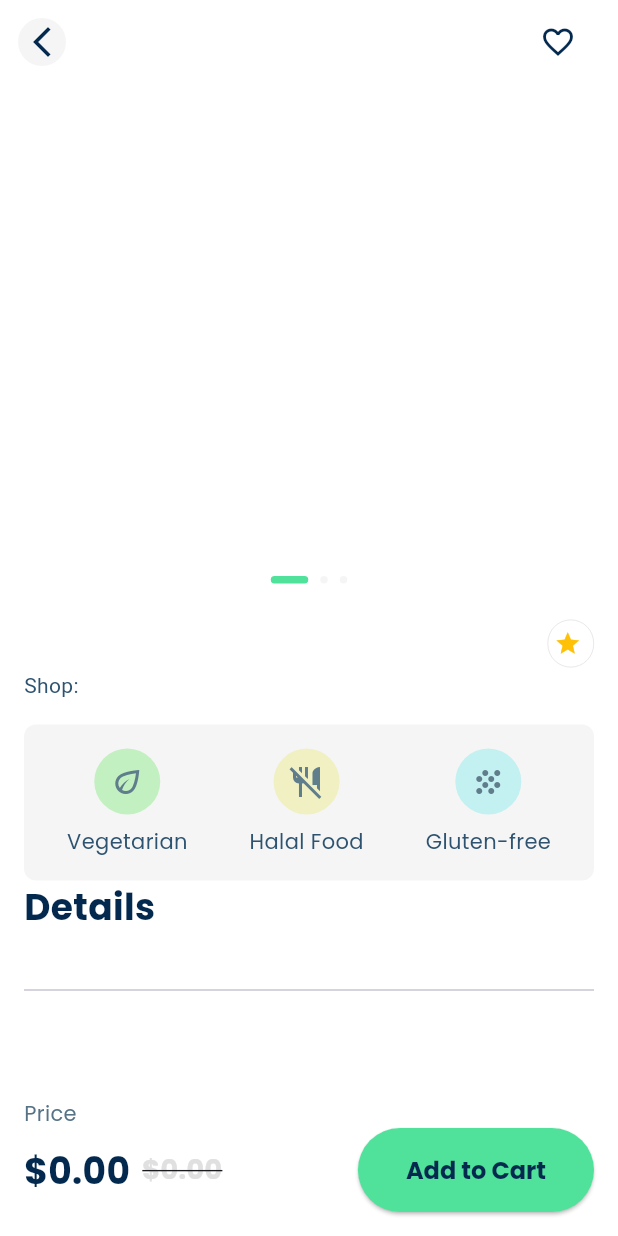
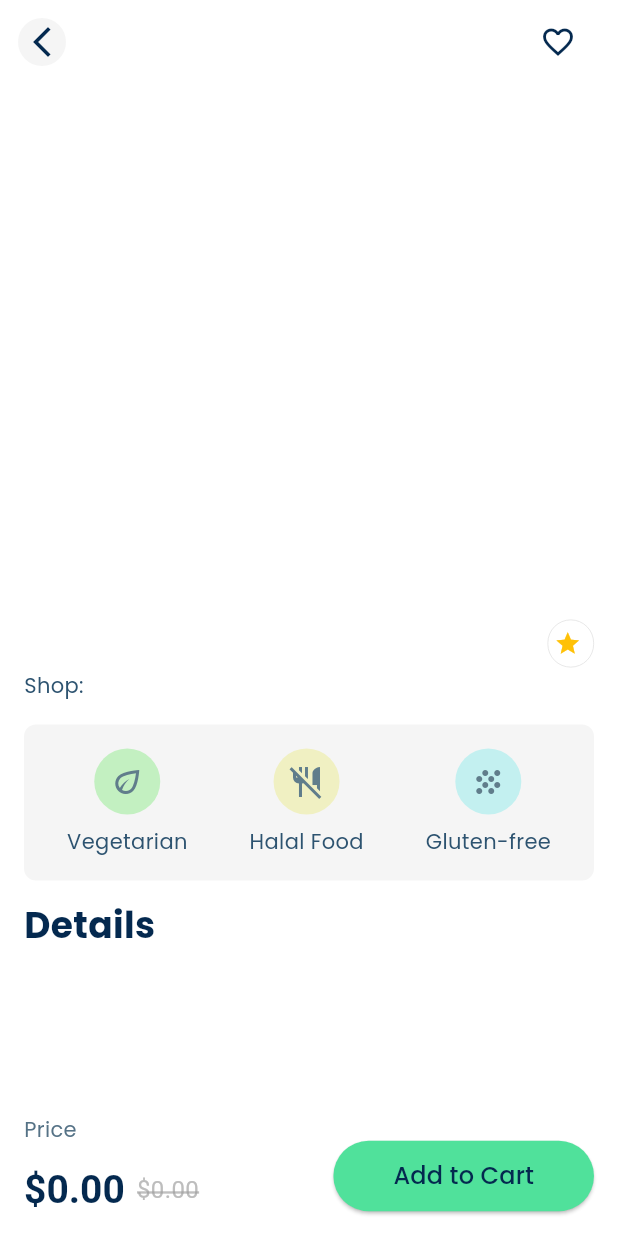
Before and after one commit to gabrielhfdl/bento-challenge, a Flutter app: the SpecialItemDetailPage screen opened directly with empty values, on a phone screen of 412 x 824 dp. Run offline on Flutter 3.47's test engine with Material 3 defaults, Android fonts, the phone set to English and light mode, and no system bars; drawn by our look-alikes of smooth_page_indicator; our stand-ins replace cached_network_image, rxdart; network calls fail.

Commit message:
refactor: layout adjustments

```diff
--- a/lib/presentation/pages/home_page.dart
+++ b/lib/presentation/pages/home_page.dart
@@ -56,11 +56,20 @@ class _HomePageState extends State<HomePage> {
             fontFamily: 'Poppins',
           ),
         ),
-        actions: const [
+        actions: [
           Padding(
-            padding: EdgeInsets.only(right: 16),
+            padding: const EdgeInsets.only(right: 16),
             child: CircleAvatar(
               backgroundColor: BentoColors.lightGreen,
+              radius: 24,
+              child: ClipOval(
+                child: Image.asset(
+                  'assets/images/avatar.png',
+                  fit: BoxFit.contain,
+                  width: 80,
+                  height: 80,
+                ),
+              ),
             ),
           )
         ],
@@ -167,7 +176,7 @@ class _HomePageState extends State<HomePage> {
                       itemBuilder: (context, index) {
                         final category = snapshot.data![index];
                         return Padding(
-                          padding: const EdgeInsets.symmetric(horizontal: 8.0),
+                          padding: const EdgeInsets.only(right: 12.0),
                           child: ShopByCategorySection(
                             title: category.title,
                             imageUrl: category.image,
@@ -204,7 +213,7 @@ class _HomePageState extends State<HomePage> {
               builder: (context, snapshot) {
                 if (snapshot.hasData) {
                   return SizedBox(
-                    height: 300,
+                    height: 200,
                     child: GridView.builder(
                       shrinkWrap: true,
                       physics: const NeverScrollableScrollPhysics(),
--- a/lib/presentation/pages/special_item_details_page.dart
+++ b/lib/presentation/pages/special_item_details_page.dart
@@ -57,8 +57,7 @@ class _SpecialItemDetailPageState extends State<SpecialItemDetailPage> {
               left: 16.0,
               right: 16.0,
               top: 16.0,
-              bottom:
-                  120.0, // padding para evitar sobreposição com a coluna fixa
+              bottom: 120.0,
             ),
             child: Column(
               crossAxisAlignment: CrossAxisAlignment.start,
@@ -88,7 +87,7 @@ class _SpecialItemDetailPageState extends State<SpecialItemDetailPage> {
                 Center(
                   child: SmoothPageIndicator(
                     controller: _pageController,
-                    count: 3,
+                    count: widget.imageUrl.length,
                     effect: const ExpandingDotsEffect(
                       activeDotColor: BentoColors.primaryLightGreen,
                       dotColor: BentoColors.primaryGrey,
@@ -123,6 +122,7 @@ class _SpecialItemDetailPageState extends State<SpecialItemDetailPage> {
                   style: const TextStyle(
                     fontSize: 14,
                     color: BentoColors.darkenBlue,
+                    fontFamily: 'Poppins',
                   ),
                 ),
                 const SizedBox(height: 16),
@@ -153,6 +153,9 @@ class _SpecialItemDetailPageState extends State<SpecialItemDetailPage> {
                     ],
                   ),
                 ),
+                const SizedBox(
+                  height: 12,
+                ),
                 const Text(
                   'Details',
                   style: TextStyle(
@@ -165,16 +168,18 @@ class _SpecialItemDetailPageState extends State<SpecialItemDetailPage> {
                 const SizedBox(height: 8),
                 Text(
                   widget.description,
-                  style: const TextStyle(fontSize: 16),
+                  style: const TextStyle(
+                      fontSize: 14,
+                      fontFamily: 'Poppins',
+                      color: BentoColors.darkenBlue),
                 ),
-                const Divider(),
               ],
             ),
           ),
           Align(
             alignment: Alignment.bottomCenter,
             child: Container(
-              color: Colors.white, // Fundo branco para a coluna fixa
+              color: Colors.white,
               padding: const EdgeInsets.all(16.0),
               child: Column(
                 mainAxisSize: MainAxisSize.min,
@@ -185,29 +190,46 @@ class _SpecialItemDetailPageState extends State<SpecialItemDetailPage> {
                     style: TextStyle(
                       color: BentoColors.primaryLightGrey,
                       fontFamily: 'Poppins',
+                      fontSize: 14,
+                      height: 1.0,
                     ),
                   ),
                   Row(
+                    crossAxisAlignment: CrossAxisAlignment.end,
                     children: [
-                      Text(
-                        '\$${widget.price.toStringAsFixed(2)}',
+                      RichText(
+                        text: TextSpan(
+                          children: [
+                            TextSpan(
+                              text: '\$${widget.price.toStringAsFixed(2)}',
                               style: const TextStyle(
                                 color: BentoColors.primaryBlue,
                                 fontWeight: FontWeight.bold,
-                          fontSize: 24,
-                          fontFamily: 'Poppins',
+                                fontSize: 26,
+                              ),
+                              children: const [
+                                WidgetSpan(
+                                  child: SizedBox(
+                                    width: 8,
                                   ),
                                 ),
-                      const SizedBox(width: 8),
-                      Text(
-                        textAlign: TextAlign.end,
+                              ],
+                            ),
+                            WidgetSpan(
+                              alignment: PlaceholderAlignment.bottom,
+                              child: Text(
                                 '\$${widget.oldPrice.toStringAsFixed(2)}',
                                 style: TextStyle(
-                          color: Colors.grey[300],
-                          fontFamily: 'Poppins',
-                          fontWeight: FontWeight.bold,
-                          fontSize: 18,
+                                  color: Colors.grey[400],
+                                  fontSize: 16,
                                   decoration: TextDecoration.lineThrough,
+                                  decorationColor:
+                                      const Color.fromARGB(166, 158, 158, 158),
+                                  decorationThickness: 2,
+                                ),
+                              ),
+                            ),
+                          ],
                         ),
                       ),
                       const Spacer(),
@@ -221,11 +243,8 @@ class _SpecialItemDetailPageState extends State<SpecialItemDetailPage> {
                             borderRadius: BorderRadius.circular(30),
                           ),
                           padding: const EdgeInsets.symmetric(
-                              vertical: 16, horizontal: 32),
-                          textStyle: const TextStyle(
-                            color: BentoColors.primaryBlue,
-                            fontWeight: FontWeight.bold,
-                            fontSize: 16,
+                            vertical: 12,
+                            horizontal: 40,
                           ),
                         ),
                         child: const Text(
@@ -233,7 +252,8 @@ class _SpecialItemDetailPageState extends State<SpecialItemDetailPage> {
                           style: TextStyle(
                               color: BentoColors.primaryBlue,
                               fontFamily: 'Poppins',
-                          ),
+                              fontSize: 16,
+                              fontWeight: FontWeight.w500),
                         ),
                       )
                     ],
@@ -241,7 +261,7 @@ class _SpecialItemDetailPageState extends State<SpecialItemDetailPage> {
                 ],
               ),
             ),
-          ),
+          )
         ],
       ),
     );
--- a/lib/presentation/widgets/custom_bottom_navigation_bar.dart
+++ b/lib/presentation/widgets/custom_bottom_navigation_bar.dart
@@ -36,7 +36,8 @@ class _CustomBottomNavigationBarState extends State<CustomBottomNavigationBar> {
         ),
       ],
       selectedItemColor: BentoColors.primaryLightGreen,
-      unselectedItemColor: BentoColors.lightGreen,
+      backgroundColor: Colors.white,
+      unselectedItemColor: BentoColors.lightGreen3,
       type: BottomNavigationBarType.fixed,
     );
   }
--- a/lib/presentation/widgets/top_deal_card.dart
+++ b/lib/presentation/widgets/top_deal_card.dart
@@ -58,6 +58,7 @@ class TopDealCard extends StatelessWidget {
                   style: TextStyle(
                     color: BentoColors.primaryLightGreen,
                     fontSize: 14,
+                    fontWeight: FontWeight.w600,
                     fontFamily: 'Poppins',
                   ),
                 ),
--- a/lib/utils/bento_colors.dart
+++ b/lib/utils/bento_colors.dart
@@ -1,21 +1,22 @@
 import 'package:flutter/material.dart';
 
 class BentoColors {
-  static const Color primaryBlue = Color(0xFF04294F);
-  static const Color primaryGrey = Color(0xFFF5F5F5);
-  static const Color primaryLightGrey = Color(0xFF557286);
   static const Color primaryLightGreen = Color(0xFF50E19B);
   static const Color lightGreen = Color(0xFFE6FAF0);
   static const Color lightGreen2 = Color(0xFFF0F5DC);
+  static const Color lightGreen3 = Color(0xFFE6FADC);
+  static const Color lightGreen4 = Color(0xFFC3F0C1);
+  static const Color lightGreen5 = Color(0xFFA8D7C3);
+
+  static const Color primaryGrey = Color(0xFFF5F5F5);
+  static const Color primaryLightGrey = Color(0xFF557286);
+
   static const Color lightBrown = Color.fromARGB(255, 243, 238, 238);
 
   static const Color lightOrange = Color(0xFFFAF0DC);
-  static const Color lightGreen3 = Color(0xFFE6FADC);
+  static const Color lightYellow = Color(0xFFF0F0C2);
 
   static const Color darkenBlue = Color(0xFF2D5370);
-
-  //nutritional information widget colros
-  static const Color lightGreen4 = Color(0xFFC3F0C1);
-  static const Color lightYellow = Color(0xFFF0F0C2);
   static const Color lightBlue = Color(0xFFC3F0F0);
+  static const Color primaryBlue = Color(0xFF04294F);
 }
--- a/pubspec.yaml
+++ b/pubspec.yaml
@@ -37,3 +37,5 @@ flutter:
           weight: 400
         - asset: assets/fonts/Poppins-Bold.ttf
           weight: 700
+        - asset: assets/fonts/Poppins-Medium.ttf
+          weight: 500
```
Also changed, not shown: assets/fonts/Poppins-Medium.ttf (added), assets/images/avatar.png (added). Lines whose indentation alone changed are shown as unchanged.
